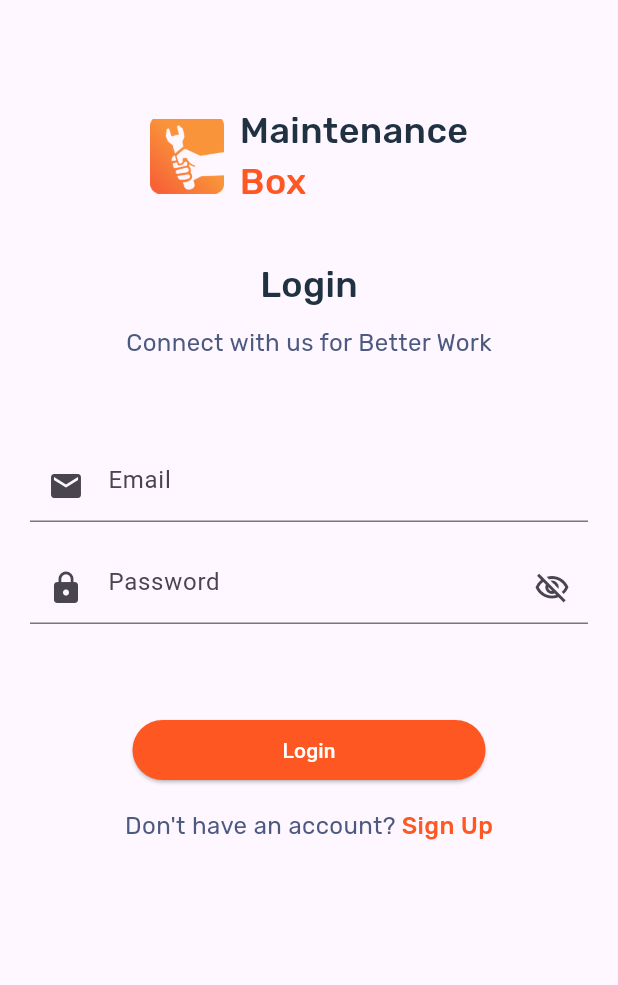
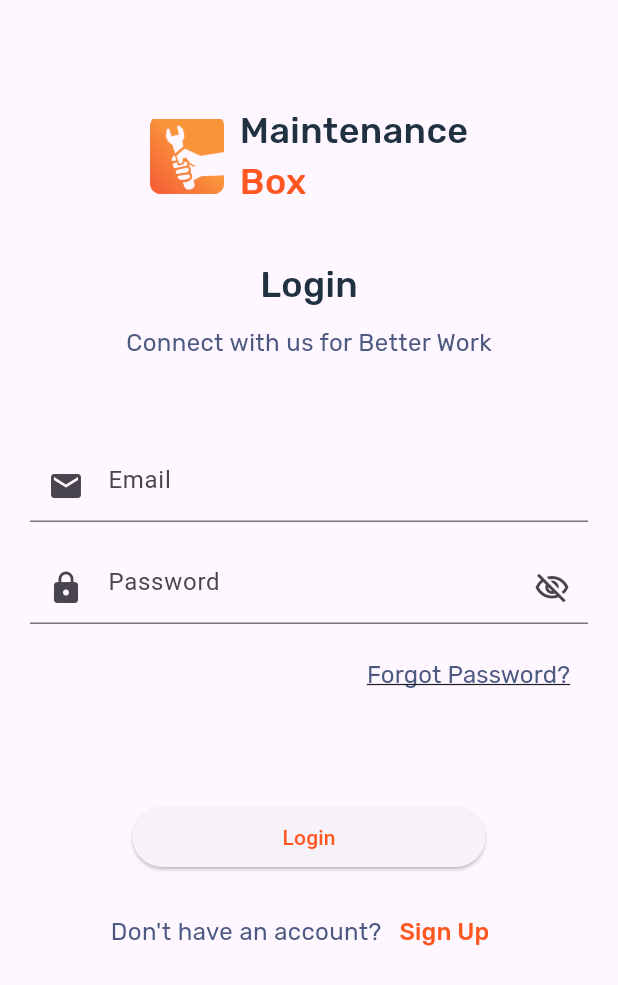
Before and after one commit to saadshd/login_ui, a Flutter app: the screen it shows after launch, on a phone screen of 412 x 824 dp. Shown: the top 985 px of the screen. Run offline on Flutter 3.47's test engine with Material 2 defaults, Android fonts, the phone set to English and light mode, and no system bars.

Commit message:
Update login.dart

```diff
--- a/lib/01_loginUI/login.dart
+++ b/lib/01_loginUI/login.dart
@@ -1,5 +1,6 @@
 import 'package:flutter/material.dart';
 import 'package:login_ui/01_loginUI/constants.dart';
+import 'package:login_ui/01_loginUI/signup.dart';
 
 class LoginUI extends StatefulWidget {
   const LoginUI({Key? key}) : super(key: key);
@@ -68,6 +69,19 @@ class _LoginUIState extends State<LoginUI> {
                     ),
                   ),
 
+                  const SizedBox(height: 10,),
+                  Row(
+                    mainAxisAlignment: MainAxisAlignment.end,
+                    children: [
+                      TextButton(
+                        onPressed: () { },
+                        child: const Text('Forgot Password?',
+                          style: kmd2,
+                          ),
+                      ),
+                    ],
+                  )
+
                 ],
               ),
             ),
@@ -76,19 +90,26 @@ class _LoginUIState extends State<LoginUI> {
               onPressed: () {},
               style: ElevatedButton.styleFrom(
                 padding: const EdgeInsets.symmetric(vertical:  10,horizontal: 100),
-                backgroundColor: Colors.deepOrange,
-                foregroundColor: Colors.white
+                foregroundColor: korange
               ),
               child: const Text('Login'),
             ),
             const SizedBox(height: 15,),
             Row(
               mainAxisAlignment: MainAxisAlignment.center,
-              children: const [
-                Text("Don't have an account?",
+              children: [
+                const Text("Don't have an account?",
                   style: kmd,),
-                Text(' Sign Up',
-                  style: kmd1,),
+                TextButton(
+                    onPressed: () {
+                      Navigator.push(
+                        context,
+                        MaterialPageRoute(builder: (context) => const SignUp()),
+                      );
+                    },
+                    child: const Text('Sign Up',
+                    style: kmd1,),
+                ),
               ],
             ),
           ],
```
